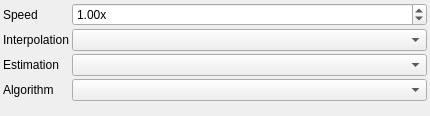
RxLaboratory/DuME, file src/UI/Blocks/blockvideospeed.ui: the form before one commit.
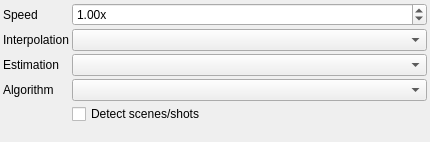
The form after the commit. Custom widgets are drawn as their Qt base class.

Commit message: #215 scene detection

What changed in the file:
```diff
--- a/src/UI/Blocks/blockvideospeed.ui
+++ b/src/UI/Blocks/blockvideospeed.ui
@@ -7,7 +7,7 @@
     <x>0</x>
     <y>0</y>
     <width>430</width>
-    <height>116</height>
+    <height>142</height>
    </rect>
   </property>
   <property name="windowTitle">
@@ -91,6 +91,13 @@
    <item row="3" column="1">
     <widget class="DataComboBox" name="algorithmBox"/>
    </item>
+   <item row="4" column="1">
+    <widget class="QCheckBox" name="sceneDetectionBox">
+     <property name="text">
+      <string>Detect scenes/shots</string>
+     </property>
+    </widget>
+   </item>
   </layout>
  </widget>
  <customwidgets>
```
The commit also changes 7 other files.
